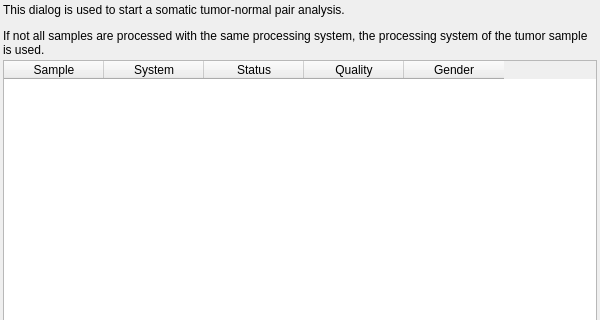
Before: the Qt Designer form src/GSvar/SomaticDialog.ui in imgag/ngs-bits, drawn with Qt 5; both pictures show x 0 to 600 and y 0 to 320 of the 600 by 500 pixel window.
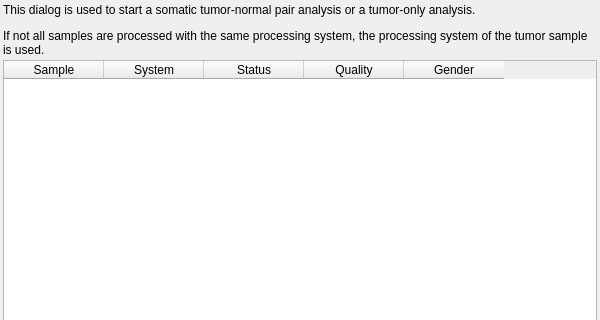
After: the same form once the commit is applied. Icons and pictures are not drawn.

Commit message:
SomaticDialog: Adapted dialog for tumor-onlys.
closes #95

```diff
--- a/src/GSvar/SomaticDialog.ui
+++ b/src/GSvar/SomaticDialog.ui
@@ -38,7 +38,7 @@
    <item>
     <widget class="QLabel" name="label_7">
      <property name="text">
-      <string>&lt;html&gt;&lt;head/&gt;&lt;body&gt;&lt;p&gt;This dialog is used to start a somatic tumor-normal pair analysis. &lt;/p&gt;&lt;p&gt;If not all samples are processed with the same processing system, the processing system of the tumor sample is used.&lt;/p&gt;&lt;/body&gt;&lt;/html&gt;</string>
+      <string>&lt;html&gt;&lt;head/&gt;&lt;body&gt;&lt;p&gt;This dialog is used to start a somatic tumor-normal pair analysis or a tumor-only analysis. &lt;/p&gt;&lt;p&gt;If not all samples are processed with the same processing system, the processing system of the tumor sample is used.&lt;/p&gt;&lt;/body&gt;&lt;/html&gt;</string>
      </property>
      <property name="alignment">
       <set>Qt::AlignBottom|Qt::AlignLeading|Qt::AlignLeft</set>
```
The commit also changes 1 other file.
